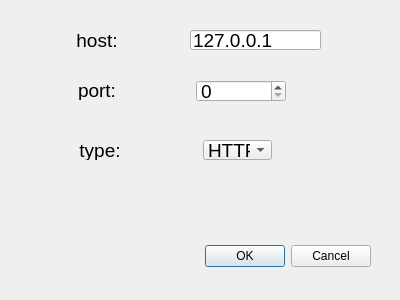
The window that proxydialog.ui (supermoonie/SuperBrowser) describes before a commit, drawn with Qt 5.
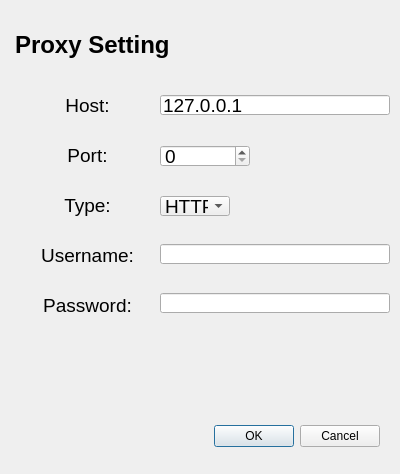
The same window after the commit.

The edit to the form file:
```diff
--- a/proxydialog.ui
+++ b/proxydialog.ui
@@ -7,7 +7,7 @@
     <x>0</x>
     <y>0</y>
     <width>400</width>
-    <height>300</height>
+    <height>474</height>
    </rect>
   </property>
   <property name="windowTitle">
@@ -16,9 +16,9 @@
   <widget class="QDialogButtonBox" name="buttonBox">
    <property name="geometry">
     <rect>
-     <x>30</x>
-     <y>240</y>
-     <width>341</width>
+     <x>20</x>
+     <y>420</y>
+     <width>360</width>
      <height>32</height>
     </rect>
    </property>
@@ -32,31 +32,10 @@
   <widget class="QLabel" name="label">
    <property name="geometry">
     <rect>
-     <x>70</x>
-     <y>30</y>
-     <width>54</width>
-     <height>20</height>
-    </rect>
-   </property>
-   <property name="font">
-    <font>
-     <pointsize>14</pointsize>
-    </font>
-   </property>
-   <property name="text">
-    <string>host:</string>
-   </property>
-   <property name="alignment">
-    <set>Qt::AlignCenter</set>
-   </property>
-  </widget>
-  <widget class="QLabel" name="label_2">
-   <property name="geometry">
-    <rect>
-     <x>70</x>
+     <x>15</x>
      <y>80</y>
-     <width>54</width>
-     <height>20</height>
+     <width>145</width>
+     <height>50</height>
     </rect>
    </property>
    <property name="font">
@@ -65,7 +44,7 @@
     </font>
    </property>
    <property name="text">
-    <string>port:</string>
+    <string>Host:</string>
    </property>
    <property name="alignment">
     <set>Qt::AlignCenter</set>
@@ -74,10 +53,31 @@
   <widget class="QLabel" name="label_3">
    <property name="geometry">
     <rect>
-     <x>73</x>
-     <y>140</y>
-     <width>54</width>
-     <height>20</height>
+     <x>15</x>
+     <y>130</y>
+     <width>145</width>
+     <height>50</height>
+    </rect>
+   </property>
+   <property name="font">
+    <font>
+     <pointsize>14</pointsize>
+    </font>
+   </property>
+   <property name="text">
+    <string>Port:</string>
+   </property>
+   <property name="alignment">
+    <set>Qt::AlignCenter</set>
+   </property>
+  </widget>
+  <widget class="QLabel" name="typeLabel">
+   <property name="geometry">
+    <rect>
+     <x>15</x>
+     <y>180</y>
+     <width>145</width>
+     <height>50</height>
     </rect>
    </property>
    <property name="font">
@@ -89,7 +89,7 @@
     <enum>Qt::LeftToRight</enum>
    </property>
    <property name="text">
-    <string>type:</string>
+    <string>Type:</string>
    </property>
    <property name="alignment">
     <set>Qt::AlignCenter</set>
@@ -98,9 +98,9 @@
   <widget class="QLineEdit" name="lineEdit">
    <property name="geometry">
     <rect>
-     <x>190</x>
-     <y>30</y>
-     <width>131</width>
+     <x>160</x>
+     <y>95</y>
+     <width>230</width>
      <height>20</height>
     </rect>
    </property>
@@ -116,8 +116,8 @@
   <widget class="QSpinBox" name="spinBox">
    <property name="geometry">
     <rect>
-     <x>196</x>
-     <y>80</y>
+     <x>160</x>
+     <y>145</y>
      <width>90</width>
      <height>22</height>
     </rect>
@@ -131,9 +131,9 @@
   <widget class="QComboBox" name="comboBox">
    <property name="geometry">
     <rect>
-     <x>203</x>
-     <y>140</y>
-     <width>69</width>
+     <x>160</x>
+     <y>196</y>
+     <width>70</width>
      <height>20</height>
     </rect>
    </property>
@@ -153,6 +153,125 @@
     </property>
    </item>
   </widget>
+  <widget class="QLabel" name="titleLabel">
+   <property name="geometry">
+    <rect>
+     <x>15</x>
+     <y>10</y>
+     <width>360</width>
+     <height>70</height>
+    </rect>
+   </property>
+   <property name="font">
+    <font>
+     <pointsize>18</pointsize>
+     <weight>75</weight>
+     <bold>true</bold>
+    </font>
+   </property>
+   <property name="text">
+    <string>Proxy Setting</string>
+   </property>
+  </widget>
+  <widget class="QLabel" name="usernameLabel">
+   <property name="geometry">
+    <rect>
+     <x>15</x>
+     <y>230</y>
+     <width>145</width>
+     <height>50</height>
+    </rect>
+   </property>
+   <property name="font">
+    <font>
+     <pointsize>14</pointsize>
+    </font>
+   </property>
+   <property name="text">
+    <string>Username:</string>
+   </property>
+   <property name="alignment">
+    <set>Qt::AlignCenter</set>
+   </property>
+  </widget>
+  <widget class="QLineEdit" name="usernameLineEdit">
+   <property name="geometry">
+    <rect>
+     <x>160</x>
+     <y>244</y>
+     <width>230</width>
+     <height>20</height>
+    </rect>
+   </property>
+   <property name="font">
+    <font>
+     <pointsize>14</pointsize>
+    </font>
+   </property>
+   <property name="text">
+    <string/>
+   </property>
+  </widget>
+  <widget class="QLabel" name="passwordLabel">
+   <property name="geometry">
+    <rect>
+     <x>15</x>
+     <y>280</y>
+     <width>145</width>
+     <height>50</height>
+    </rect>
+   </property>
+   <property name="font">
+    <font>
+     <pointsize>14</pointsize>
+    </font>
+   </property>
+   <property name="text">
+    <string>Password:</string>
+   </property>
+   <property name="alignment">
+    <set>Qt::AlignCenter</set>
+   </property>
+  </widget>
+  <widget class="QLineEdit" name="passwordLineEdit">
+   <property name="geometry">
+    <rect>
+     <x>160</x>
+     <y>293</y>
+     <width>230</width>
+     <height>20</height>
+    </rect>
+   </property>
+   <property name="font">
+    <font>
+     <pointsize>14</pointsize>
+    </font>
+   </property>
+   <property name="cursor">
+    <cursorShape>IBeamCursor</cursorShape>
+   </property>
+   <property name="text">
+    <string/>
+   </property>
+   <property name="echoMode">
+    <enum>QLineEdit::Password</enum>
+   </property>
+  </widget>
+  <zorder>hostLabel</zorder>
+  <zorder>portLabel</zorder>
+  <zorder>typeLabel</zorder>
+  <zorder>hostLineEdit</zorder>
+  <zorder>portBox</zorder>
+  <zorder>typeBox</zorder>
+  <zorder>horizontalSpacer</zorder>
+  <zorder>horizontalSpacer_2</zorder>
+  <zorder>titleLabel</zorder>
+  <zorder>usernameLabel</zorder>
+  <zorder>usernameLineEdit</zorder>
+  <zorder>passwordLabel</zorder>
+  <zorder>passwordLineEdit</zorder>
+  <zorder>verticalSpacer</zorder>
+  <zorder>buttons</zorder>
  </widget>
  <resources/>
  <connections>
```
Left out of the diff: 16 changed lines with no effect on the pictures.
